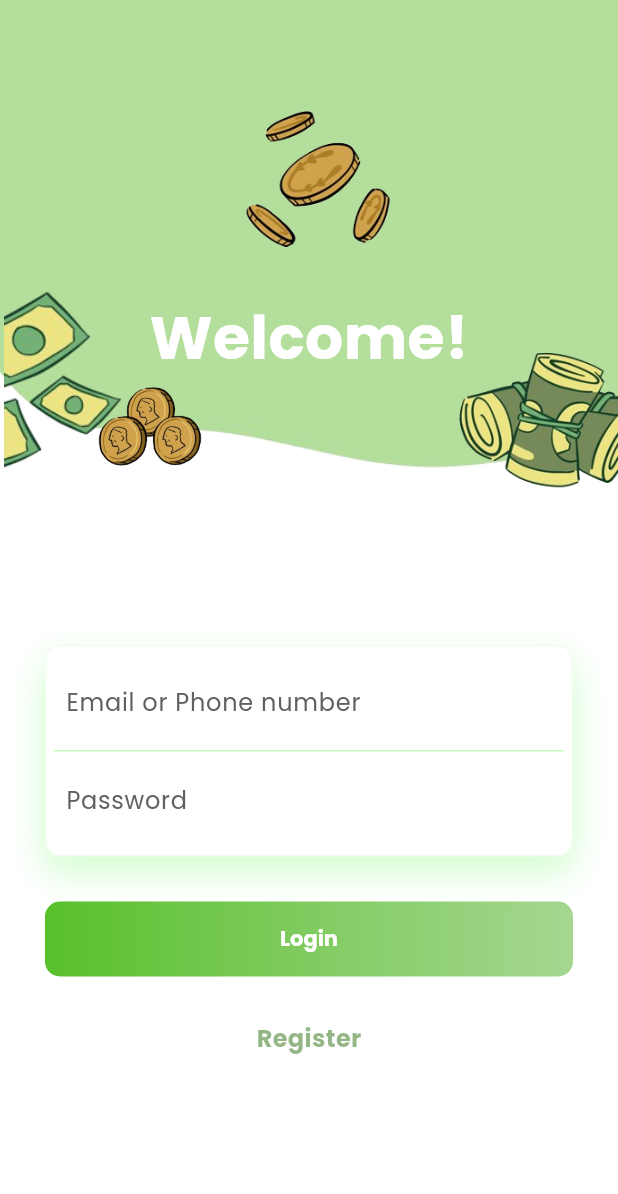
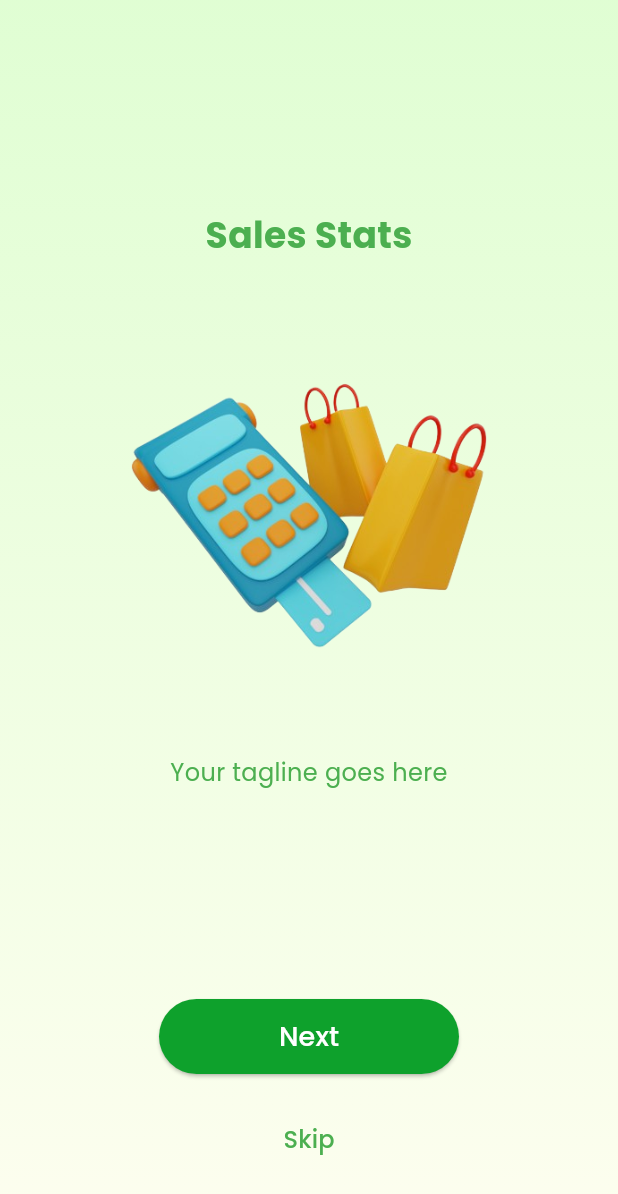
Before and after one commit to joyreyesdimaculangan/pos_project, a Flutter app: the screen it shows after launch, on a phone screen of 412 x 824 dp. Shown: the top 1194 px of the screen. Run offline on Flutter 3.47's test engine with Material 3 defaults, Android fonts, the light colour scheme and no system bars; our stand-ins replace google_fonts.

Commit message:
I added more files and enhanced the log in page

```diff
--- a/lib/main.dart
+++ b/lib/main.dart
@@ -8,6 +8,7 @@ import 'screens/sales.dart';
 import 'screens/products.dart';
 import 'screens/account.dart';
 import 'screens/home.dart';
+import 'screens/intro.dart';
 
 void main() {
   runApp(const MyApp());
@@ -17,6 +18,7 @@ class MyApp extends StatelessWidget {
   const MyApp({Key? key}) : super(key: key);
 
   // Define constant route names
+  static const String introRoute = '/intro';
   static const String loginRoute = '/login';
   static const String registerRoute = '/register';
   static const String mainRoute = '/main';
@@ -29,20 +31,21 @@ class MyApp extends StatelessWidget {
   Widget build(BuildContext context) {
     return MaterialApp(
       debugShowCheckedModeBanner: false,
-      initialRoute: loginRoute, // Set initial route to login
+      initialRoute: introRoute,
       theme: ThemeData(
         textTheme: GoogleFonts.poppinsTextTheme(
           Theme.of(context).textTheme.apply(bodyColor: Colors.black, displayColor: Colors.black),
         ),
       ),
       routes: {
+        introRoute: (context) => IntroScreen(),
         loginRoute: (context) => const LoginScreen(),
         registerRoute: (context) => const RegisterScreen(),
-        mainRoute: (context) => const MyWidget(), // Main app screen after login
-        dashboardRoute: (context) => DashboardScreen(), // Remove 'const' if no const constructor
-        salesRoute: (context) => SalesScreen(), // Remove 'const' if no const constructor
-        productsRoute: (context) => ProductsScreen(), // Remove 'const' if no const constructor
-        accountRoute: (context) => AccountScreen(), // Remove 'const' if no const constructor
+        mainRoute: (context) => const MyWidget(),
+        dashboardRoute: (context) => DashboardScreen(),
+        salesRoute: (context) => SalesScreen(),
+        productsRoute: (context) => ProductsScreen(),
+        accountRoute: (context) => AccountScreen(),
       },
       onGenerateRoute: (settings) {
         // Handle logout route
--- /dev/null
+++ b/lib/screens/intro.dart
@@ -0,0 +1,123 @@
+import 'package:flutter/material.dart';
+import 'package:google_fonts/google_fonts.dart';
+
+import '../main.dart';
+import 'onboarding_page.dart';
+
+class IntroScreen extends StatefulWidget {
+  @override
+  _IntroScreenState createState() => _IntroScreenState();
+}
+
+class _IntroScreenState extends State<IntroScreen> {
+  PageController _pageController = PageController();
+  int _currentPage = 0;
+
+  @override
+  void dispose() {
+    _pageController.dispose();
+    super.dispose();
+  }
+
+  @override
+  Widget build(BuildContext context) {
+    return Scaffold(
+      body: Container(
+        decoration: BoxDecoration(
+          gradient: LinearGradient(
+            begin: Alignment.topCenter,
+            end: Alignment.bottomCenter,
+            colors: [
+              Color.fromARGB(219, 219, 255, 204),
+              Color.fromARGB(223, 253, 255, 237),
+            ],
+          ),
+        ),
+        child: Column(
+          mainAxisAlignment: MainAxisAlignment.center,
+          children: [
+            Expanded(
+              child: PageView(
+                controller: _pageController,
+                onPageChanged: (index) {
+                  setState(() {
+                    _currentPage = index;
+                  });
+                },
+                children: [
+                  OnboardingPage(
+                    title: 'Sales Stats',
+                    description: 'Your tagline goes here',
+                    imagePath: 'assets/images/logo.png',
+                  ),
+                  OnboardingPage(
+                    title: 'Track Sales',
+                    description: 'Easily track and manage your sales data.',
+                    imagePath: 'assets/images/sales.png',
+                  ),
+                  OnboardingPage(
+                    title: 'Analyze Trends',
+                    description: 'Analyze sales trends and make informed decisions.',
+                    imagePath: 'assets/images/analysis.png',
+                  ),
+                  OnboardingPage(
+                    title: 'Get Started',
+                    description: 'Sign in or register to get started.',
+                    imagePath: 'assets/images/get_started.png',
+                  ),
+                ],
+              ),
+            ),
+            Align(
+              alignment: Alignment.bottomCenter,
+              child: Padding(
+                padding: const EdgeInsets.only(bottom: 40.0),
+                child: Column(
+                  mainAxisSize: MainAxisSize.min,
+                  children: [
+                    ElevatedButton(
+                      onPressed: () {
+                        if (_currentPage == 3) {
+                          Navigator.pushReplacementNamed(context, MyApp.loginRoute);
+                        } else {
+                          _pageController.nextPage(
+                            duration: Duration(milliseconds: 300),
+                            curve: Curves.easeInOut,
+                          );
+                        }
+                      },
+                      style: ElevatedButton.styleFrom(
+                        minimumSize: Size(200, 50),
+                        backgroundColor: Color.fromARGB(255, 14, 161, 44),
+                        shape: RoundedRectangleBorder(
+                          borderRadius: BorderRadius.circular(30),
+                        ),
+                      ),
+                      child: Text(
+                        _currentPage == 3 ? 'Get Started' : 'Next',
+                        style: TextStyle(
+                          color: Colors.white,
+                          fontSize: 18,
+                        ),
+                      ),
+                    ),
+                    SizedBox(height: 20),
+                    TextButton(
+                      onPressed: () {
+                        Navigator.pushReplacementNamed(context, MyApp.loginRoute);
+                      },
+                      child: Text(
+                        'Skip',
+                        style: TextStyle(color: Colors.green, fontSize: 16),
+                      ),
+                    ),
+                  ],
+                ),
+              ),
+            ),
+          ],
+        ),
+      ),
+    );
+  }
+}
--- a/lib/screens/login.dart
+++ b/lib/screens/login.dart
@@ -1,5 +1,4 @@
 import 'package:flutter/material.dart';
-import 'package:animate_do/animate_do.dart';
 import 'package:google_fonts/google_fonts.dart';
 
 import '../main.dart';
@@ -14,6 +13,7 @@ class LoginScreen extends StatefulWidget {
 class _LoginScreenState extends State<LoginScreen> {
   late TextEditingController _usernameController;
   late TextEditingController _passwordController;
+  final GlobalKey<FormState> _formKey = GlobalKey<FormState>(); // Step 1: Define GlobalKey
 
   @override
   void initState() {
@@ -29,31 +29,59 @@ class _LoginScreenState extends State<LoginScreen> {
     super.dispose();
   }
 
+  // Validation function for the username or email field
+  String? _validateUsernameOrEmail(String? value) {
+    if (value == null || value.isEmpty) {
+      return 'Email or Username is required';
+    }
+    // Check if the value is in email format using RegExp
+    String emailRegex =
+        r'^[\w-\.]+@([\w-]+\.)+[\w-]{2,4}$'; // Basic email regex pattern
+    RegExp regex = RegExp(emailRegex);
+    if (!regex.hasMatch(value)) {
+      return 'Enter a valid email address';
+    }
+    return null;
+  }
+
+  // Validation function for the password field
+  String? _validatePassword(String? value) {
+    if (value == null || value.isEmpty) {
+      return 'Password is required';
+    }
+    return null;
+  }
+
   @override
   Widget build(BuildContext context) {
     return Scaffold(
-      backgroundColor: Colors.white,
-      body: SingleChildScrollView(
-        child: Container(
+      backgroundColor: Colors.transparent,
+      body: Container(
+        height: MediaQuery.of(context).size.height,
+        decoration: BoxDecoration(
+          gradient: LinearGradient(
+            begin: Alignment.topCenter,
+            end: Alignment.bottomCenter,
+            colors: [
+              Color.fromARGB(219, 219, 255, 204),
+              Color.fromRGBO(253, 255, 237, 0.893),
+            ],
+          ),
+        ),
+        child: SingleChildScrollView(
+          physics: ClampingScrollPhysics(),
           child: Column(
+            crossAxisAlignment: CrossAxisAlignment.stretch,
             children: <Widget>[
               Container(
                 height: 400,
-                decoration: BoxDecoration(
-                  image: DecorationImage(
-                    image: AssetImage('assets/images/bg.png'),
-                    fit: BoxFit.fill,
-                  ),
-                ),
                 child: Stack(
                   children: <Widget>[
                     Positioned(
-                      right: 0,  // Move `decor-1` to the right side
-                      top: 0,  // Align it to the top
-                      width: 400,  // Adjust width to your preference
-                      height: 300,  // Adjust height to your preference
-                      child: FadeInUp(
-                        duration: Duration(seconds: 1),
+                      right: 0,
+                      top: 0,
+                      width: 400,
+                      height: 300,
                       child: Container(
                         decoration: BoxDecoration(
                           image: DecorationImage(
@@ -62,14 +90,11 @@ class _LoginScreenState extends State<LoginScreen> {
                         ),
                       ),
                     ),
-                    ),
                     Positioned(
-                      left: 0,  // Move `decor-2` to the left side
-                      bottom: 0,  // Align it to the bottom
-                      width: 200,  // Adjust width to your preference
-                      height: 200,  // Adjust height to your preference
-                      child: FadeInUp(
-                        duration: Duration(milliseconds: 1300),
+                      left: 0,
+                      bottom: 0,
+                      width: 200,
+                      height: 200,
                       child: Container(
                         decoration: BoxDecoration(
                           image: DecorationImage(
@@ -78,41 +103,30 @@ class _LoginScreenState extends State<LoginScreen> {
                         ),
                       ),
                     ),
-                    ),
-                    // Add new characters from the image
                     Positioned(
                       left: 0,
                       top: 0,
                       width: 400,
-                      height:  400,
-                      child: FadeInUp(
-                        duration: Duration(milliseconds: 1600),
+                      height: 400,
                       child: Image.asset('assets/images/character-2.png'),
-                      ),
                     ),
                     Positioned(
                       right: 0,
                       bottom: 0,
                       width: 300,
-                      height: 400,
-                      child: FadeInUp(
-                        duration: Duration(milliseconds: 1600),
-                        child: Image.asset('assets/images/character-3.png'),
-                      ),
+                      height: 500,
+                      child: Image.asset('assets/images/character-1.png'),
                     ),
                     Positioned(
-                      child: FadeInUp(
-                        duration: Duration(milliseconds: 1600),
                       child: Container(
                         margin: EdgeInsets.only(top: 50),
                         child: Center(
                           child: Text(
                             "Welcome!",
                             style: GoogleFonts.poppins(
-                                color: Colors.white,
+                              color: Colors.green,
                               fontSize: 40,
                               fontWeight: FontWeight.bold,
-                              ),
                             ),
                           ),
                         ),
@@ -123,70 +137,30 @@ class _LoginScreenState extends State<LoginScreen> {
               ),
               Padding(
                 padding: EdgeInsets.all(30.0),
+                child: Form( // Step 2: Wrap with Form widget
+                  key: _formKey,
                   child: Column(
                     children: <Widget>[
-                    FadeInUp(
-                      duration: Duration(milliseconds: 1800),
-                      child: Container(
-                        padding: EdgeInsets.all(5),
-                        decoration: BoxDecoration(
-                          color: Colors.white,
-                          borderRadius: BorderRadius.circular(10),
-                          border: Border.all(
-                            color: Color.fromRGBO(156, 251, 143, 0.164),
-                          ),
-                          boxShadow: [
-                            BoxShadow(
-                              color: Color.fromRGBO(152, 251, 143, 0.458),
-                              blurRadius: 20.0,
-                              offset: Offset(0, 10),
-                            ),
-                          ],
-                        ),
-                        child: Column(
-                          children: <Widget>[
-                            Container(
-                              padding: EdgeInsets.all(8.0),
-                              decoration: BoxDecoration(
-                                border: Border(
-                                  bottom: BorderSide(
-                                    color: Color.fromRGBO(159, 251, 143, 0.606),
+                      TextFormField( // Step 3: Add TextFormField for username/email
+                        controller: _usernameController,
+                        validator: _validateUsernameOrEmail, // Validation function
+                        decoration: InputDecoration(
+                          border: OutlineInputBorder(),
+                          labelText: 'Email or Phone number',
                         ),
                       ),
-                              ),
-                              child: TextField(
-                                controller: _usernameController,
+                      SizedBox(height: 20),
+                      TextFormField( // Step 3: Add TextFormField for password
+                        controller: _passwordController,
+                        validator: _validatePassword, // Validation function
+                        obscureText: true,
                         decoration: InputDecoration(
-                                  border: InputBorder.none,
-                                  hintText: "Email or Phone number",
-                                  hintStyle: GoogleFonts.poppins(
-                                    color: Colors.grey[700],
+                          border: OutlineInputBorder(),
+                          labelText: 'Password',
                         ),
                       ),
-                              ),
-                            ),
+                      SizedBox(height: 20),
                       Container(
-                              padding: EdgeInsets.all(8.0),
-                              child: TextField(
-                                controller: _passwordController,
-                                obscureText: true,
-                                decoration: InputDecoration(
-                                  border: InputBorder.none,
-                                  hintText: "Password",
-                                  hintStyle: GoogleFonts.poppins(
-                                    color: Colors.grey[700],
-                                  ),
-                                ),
-                              ),
-                            ),
-                          ],
-                        ),
-                      ),
-                    ),
-                    SizedBox(height: 30,),
-                    FadeInUp(
-                      duration: Duration(milliseconds: 1900),
-                      child: Container(
                         height: 50,
                         decoration: BoxDecoration(
                           borderRadius: BorderRadius.circular(10),
@@ -199,20 +173,19 @@ class _LoginScreenState extends State<LoginScreen> {
                         ),
                         child: ElevatedButton(
                           style: ElevatedButton.styleFrom(
-                            backgroundColor: const Color.fromARGB(0, 0, 0, 0), // Transparent background for gradient
-                            shadowColor: Colors.transparent, // Remove shadow
+                            backgroundColor: Colors.transparent,
+                            shadowColor: Colors.transparent,
                             minimumSize: Size(double.infinity, 50),
                             shape: RoundedRectangleBorder(
                               borderRadius: BorderRadius.circular(10),
                             ),
-                            textStyle: GoogleFonts.poppins(
-                              fontWeight: FontWeight.bold,
-                            ),
                           ),
                           onPressed: () {
-                            // Implement login logic here
-                            // For demonstration, navigate to main screen after login
+                            // Validate form on button press
+                            if (_formKey.currentState!.validate()) {
+                              // If form is valid, proceed with login logic
                               Navigator.pushReplacementNamed(context, MyApp.mainRoute);
+                            }
                           },
                           child: Text(
                             "Login",
@@ -223,17 +196,14 @@ class _LoginScreenState extends State<LoginScreen> {
                           ),
                         ),
                       ),
-                    ),
-                    SizedBox(height: 30,),
-                    FadeInUp(
-                      duration: Duration(milliseconds: 2000),
-                      child: GestureDetector(
+                      SizedBox(height: 20),
+                      GestureDetector(
                         onTap: () {
                           // Navigate to the registration screen
                           Navigator.pushNamed(context, MyApp.registerRoute);
                         },
                         child: Text(
-                          "Register",
+                          "Don't have an account? Register here",
                           style: GoogleFonts.poppins(
                             color: Color.fromRGBO(50, 115, 22, 0.522),
                             fontWeight: FontWeight.bold,
@@ -241,8 +211,8 @@ class _LoginScreenState extends State<LoginScreen> {
                           ),
                         ),
                       ),
+                    ],
                   ),
-                  ],
                 ),
               ),
             ],
--- /dev/null
+++ b/lib/screens/onboarding_page.dart
@@ -0,0 +1,53 @@
+import 'package:flutter/material.dart';
+import 'package:google_fonts/google_fonts.dart';
+
+class OnboardingPage extends StatelessWidget {
+  final String title;
+  final String description;
+  final String imagePath;
+
+  OnboardingPage({
+    required this.title,
+    required this.description,
+    required this.imagePath,
+  });
+
+  @override
+  Widget build(BuildContext context) {
+    return Padding(
+      padding: const EdgeInsets.all(16.0),
+      child: Column(
+        mainAxisAlignment: MainAxisAlignment.center,
+        children: <Widget>[
+          Text(
+            title,
+            style: GoogleFonts.poppins(
+              textStyle: TextStyle(
+                fontSize: 24,
+                fontWeight: FontWeight.bold,
+                color: Colors.green, // Text color in green
+              ),
+            ),
+          ),
+          SizedBox(height: 20),
+          Image.asset(
+            imagePath,
+            width: 300, // Enlarged image width
+            height: 300, // Enlarged image height
+          ),
+          SizedBox(height: 10),
+          Text(
+            description,
+            textAlign: TextAlign.center,
+            style: GoogleFonts.poppins(
+              textStyle: TextStyle(
+                fontSize: 16,
+                color: Colors.green, // Text color in green
+              ),
+            ),
+          ),
+        ],
+      ),
+    );
+  }
+}
--- a/pubspec.yaml
+++ b/pubspec.yaml
@@ -65,6 +65,10 @@ flutter:
     - assets/images/character-1.png
     - assets/images/character-2.png
     - assets/images/character-3.png
+    - assets/images/logo.png
+    - assets/images/analysis.png
+    - assets/images/get_started.png
+    - assets/images/sales.png
 
 
 
```
Also changed, not shown: lib/screens/registration.dart (+102 -141 lines), assets/images/analysis.png (added), assets/images/get_started.png (added), assets/images/logo.png (added), assets/images/sales.png (added). Lines whose indentation alone changed are shown as unchanged.
